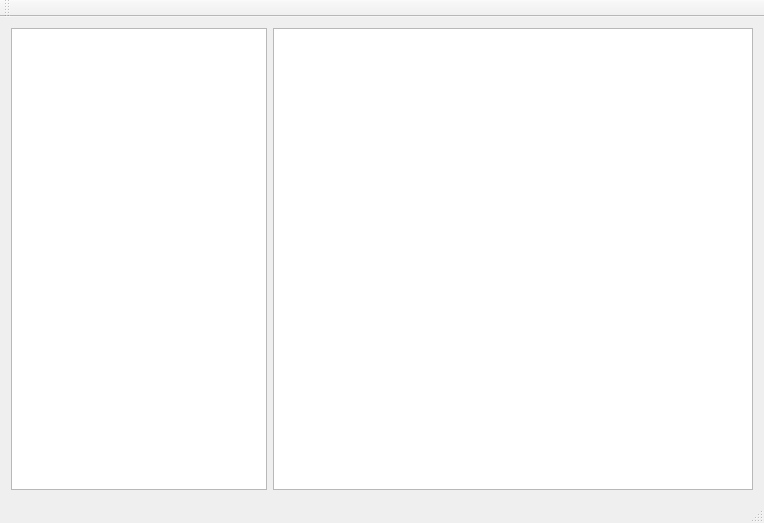
Before: the Qt Designer form MainWindow.ui in sim82/Assetbrowser, drawn with Qt 5.
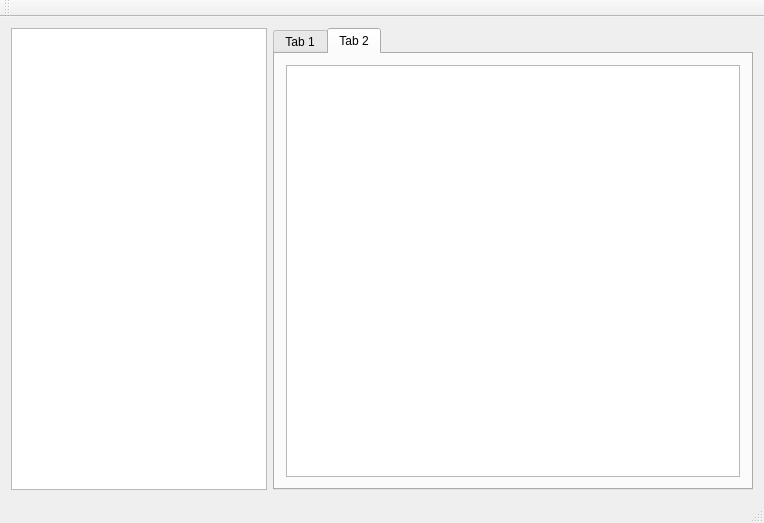
After: the same form once the commit is applied.

Commit message: add list view

```diff
--- a/MainWindow.ui
+++ b/MainWindow.ui
@@ -18,19 +18,6 @@
   </property>
   <widget class="QWidget" name="centralWidget">
    <layout class="QGridLayout" name="gridLayout">
-    <item row="0" column="1">
-     <widget class="QListView" name="listView">
-      <property name="acceptDrops">
-       <bool>true</bool>
-      </property>
-      <property name="dragEnabled">
-       <bool>true</bool>
-      </property>
-      <property name="dragDropOverwriteMode">
-       <bool>true</bool>
-      </property>
-     </widget>
-    </item>
     <item row="0" column="0">
      <widget class="QTreeView" name="treeView">
       <property name="sizePolicy">
@@ -44,6 +31,53 @@
       </property>
      </widget>
     </item>
+    <item row="0" column="1">
+     <widget class="QTabWidget" name="tabWidget">
+      <property name="currentIndex">
+       <number>1</number>
+      </property>
+      <widget class="QWidget" name="tab">
+       <attribute name="title">
+        <string>Tab 1</string>
+       </attribute>
+       <layout class="QVBoxLayout" name="verticalLayout_2">
+        <item>
+         <widget class="QListView" name="listView">
+          <property name="acceptDrops">
+           <bool>true</bool>
+          </property>
+          <property name="dragEnabled">
+           <bool>true</bool>
+          </property>
+          <property name="dragDropOverwriteMode">
+           <bool>true</bool>
+          </property>
+          <property name="viewMode">
+           <enum>QListView::IconMode</enum>
+          </property>
+         </widget>
+        </item>
+       </layout>
+      </widget>
+      <widget class="QWidget" name="tab_2">
+       <attribute name="title">
+        <string>Tab 2</string>
+       </attribute>
+       <layout class="QVBoxLayout" name="verticalLayout">
+        <item>
+         <widget class="QTreeView" name="itemsTreeView">
+          <property name="editTriggers">
+           <set>QAbstractItemView::NoEditTriggers</set>
+          </property>
+          <property name="sortingEnabled">
+           <bool>true</bool>
+          </property>
+         </widget>
+        </item>
+       </layout>
+      </widget>
+     </widget>
+    </item>
    </layout>
   </widget>
   <widget class="QMenuBar" name="menuBar">
```
Left out of the diff: 2 changed lines with no effect on the pictures. The commit also changes 5 other files.
